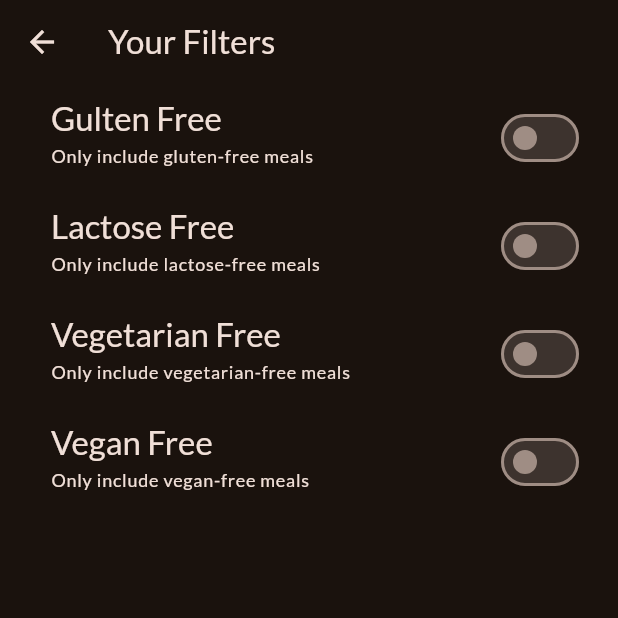
After one commit to EphriamHab/meal_app, a Flutter app: the FiltersScreen screen opened directly, on a phone screen of 412 x 824 dp, the top half of it. The commit adds this screen. Run offline on Flutter 3.47's test engine with Material 3 defaults, Android fonts, the phone set to English and light mode, and no system bars; our stand-ins replace google_fonts, transparent_image.

Commit message:
filters added

```diff
--- /dev/null
+++ b/lib/screens/fliters.dart
@@ -0,0 +1,129 @@
+import 'package:flutter/material.dart';
+// import 'package:meal_app/screens/tabs.dart';
+// import 'package:meal_app/widgets/main_drawer.dart';
+
+class FiltersScreen extends StatefulWidget {
+  const FiltersScreen({super.key});
+
+  @override
+  State<FiltersScreen> createState() {
+    return _FiltersScreenState();
+  }
+}
+
+class _FiltersScreenState extends State<FiltersScreen> {
+  var _gultenFreeFilterSet = false;
+  var _lactoseFreeFilterSet = false;
+  var _vegetarianFreeFilterSet = false;
+  var _veganFreeFilterSet = false;
+
+  @override
+  Widget build(BuildContext context) {
+    return Scaffold(
+      appBar: AppBar(
+        title: const Text("Your Filters"),
+      ),
+      // drawer: MainDrawer(
+      //   onSelectScreen: (identifier) {
+      //     Navigator.of(context).pop();
+      //     if (identifier == 'meals') {
+      //       Navigator.of(context)
+      //           .pushReplacement(MaterialPageRoute(builder: (ctx) => TabsScreen()));
+      //     }
+      //   },
+      // ),
+      body: Column(
+        children: [
+          SwitchListTile(
+            value: _gultenFreeFilterSet,
+            onChanged: (isChecked) {
+              setState(() {
+                _gultenFreeFilterSet = isChecked;
+              });
+            },
+            title: Text(
+              'Gulten Free',
+              style: Theme.of(context).textTheme.titleLarge!.copyWith(
+                    color: Theme.of(context).colorScheme.onBackground,
+                  ),
+            ),
+            subtitle: Text(
+              "Only include gluten-free meals",
+              style: Theme.of(context).textTheme.labelMedium!.copyWith(
+                    color: Theme.of(context).colorScheme.onBackground,
+                  ),
+            ),
+            activeColor: Theme.of(context).colorScheme.tertiary,
+            contentPadding: const EdgeInsets.only(left: 34, right: 22),
+          ),
+          SwitchListTile(
+            value: _lactoseFreeFilterSet,
+            onChanged: (isChecked) {
+              setState(() {
+                _lactoseFreeFilterSet = isChecked;
+              });
+            },
+            title: Text(
+              'Lactose Free',
+              style: Theme.of(context).textTheme.titleLarge!.copyWith(
+                    color: Theme.of(context).colorScheme.onBackground,
+                  ),
+            ),
+            subtitle: Text(
+              "Only include lactose-free meals",
+              style: Theme.of(context).textTheme.labelMedium!.copyWith(
+                    color: Theme.of(context).colorScheme.onBackground,
+                  ),
+            ),
+            activeColor: Theme.of(context).colorScheme.tertiary,
+            contentPadding: const EdgeInsets.only(left: 34, right: 22),
+          ),
+          SwitchListTile(
+            value: _vegetarianFreeFilterSet,
+            onChanged: (isChecked) {
+              setState(() {
+                _vegetarianFreeFilterSet = isChecked;
+              });
+            },
+            title: Text(
+              'Vegetarian Free',
+              style: Theme.of(context).textTheme.titleLarge!.copyWith(
+                    color: Theme.of(context).colorScheme.onBackground,
+                  ),
+            ),
+            subtitle: Text(
+              "Only include vegetarian-free meals",
+              style: Theme.of(context).textTheme.labelMedium!.copyWith(
+                    color: Theme.of(context).colorScheme.onBackground,
+                  ),
+            ),
+            activeColor: Theme.of(context).colorScheme.tertiary,
+            contentPadding: const EdgeInsets.only(left: 34, right: 22),
+          ),
+          SwitchListTile(
+            value: _veganFreeFilterSet,
+            onChanged: (isChecked) {
+              setState(() {
+                _veganFreeFilterSet = isChecked;
+              });
+            },
+            title: Text(
+              'Vegan Free',
+              style: Theme.of(context).textTheme.titleLarge!.copyWith(
+                    color: Theme.of(context).colorScheme.onBackground,
+                  ),
+            ),
+            subtitle: Text(
+              "Only include vegan-free meals",
+              style: Theme.of(context).textTheme.labelMedium!.copyWith(
+                    color: Theme.of(context).colorScheme.onBackground,
+                  ),
+            ),
+            activeColor: Theme.of(context).colorScheme.tertiary,
+            contentPadding: const EdgeInsets.only(left: 34, right: 22),
+          ),
+        ],
+      ),
+    );
+  }
+}
--- a/lib/screens/tabs.dart
+++ b/lib/screens/tabs.dart
@@ -1,6 +1,7 @@
 import 'package:flutter/material.dart';
 import 'package:meal_app/models/meal.dart';
 import 'package:meal_app/screens/categories.dart';
+import 'package:meal_app/screens/fliters.dart';
 import 'package:meal_app/screens/meals.dart';
 import 'package:meal_app/widgets/main_drawer.dart';
 
@@ -29,12 +30,12 @@ class _TabsScreenState extends State<TabsScreen> {
       setState(() {
         _favoriteMeals.remove(meal);
       });
-       _showInfoMessage("Removed from favorites");
+      _showInfoMessage("Removed from favorites");
     } else {
       setState(() {
         _favoriteMeals.add((meal));
       });
-       _showInfoMessage("Marked as a favorite");
+      _showInfoMessage("Marked as a favorite");
     }
   }
 
@@ -42,6 +43,16 @@ class _TabsScreenState extends State<TabsScreen> {
     setState(() {
       _selectedPageIndex = index;
     });
+  }
+
+  void _setScreen(String identifier) {
+     Navigator.of(context).pop();
+    if (identifier == 'filters') {
+      Navigator.of(context)
+          .push(MaterialPageRoute(builder: (ctx) => const FiltersScreen()));
+    }
+
+
   }
 
   @override
@@ -60,7 +71,9 @@ class _TabsScreenState extends State<TabsScreen> {
     }
 
     return Scaffold(
-      drawer: MainDrawer(),
+      drawer: MainDrawer(
+        onSelectScreen: _setScreen,
+      ),
       appBar: AppBar(
         title: Text(activePageTitle),
       ),
@@ -70,7 +83,7 @@ class _TabsScreenState extends State<TabsScreen> {
         currentIndex: _selectedPageIndex,
         items: const [
           BottomNavigationBarItem(
-            icon: Icon(Icons.set_meal), label: "Categories"),
+              icon: Icon(Icons.set_meal), label: "Categories"),
           BottomNavigationBarItem(icon: Icon(Icons.star), label: "Favorites"),
         ],
       ),
```
